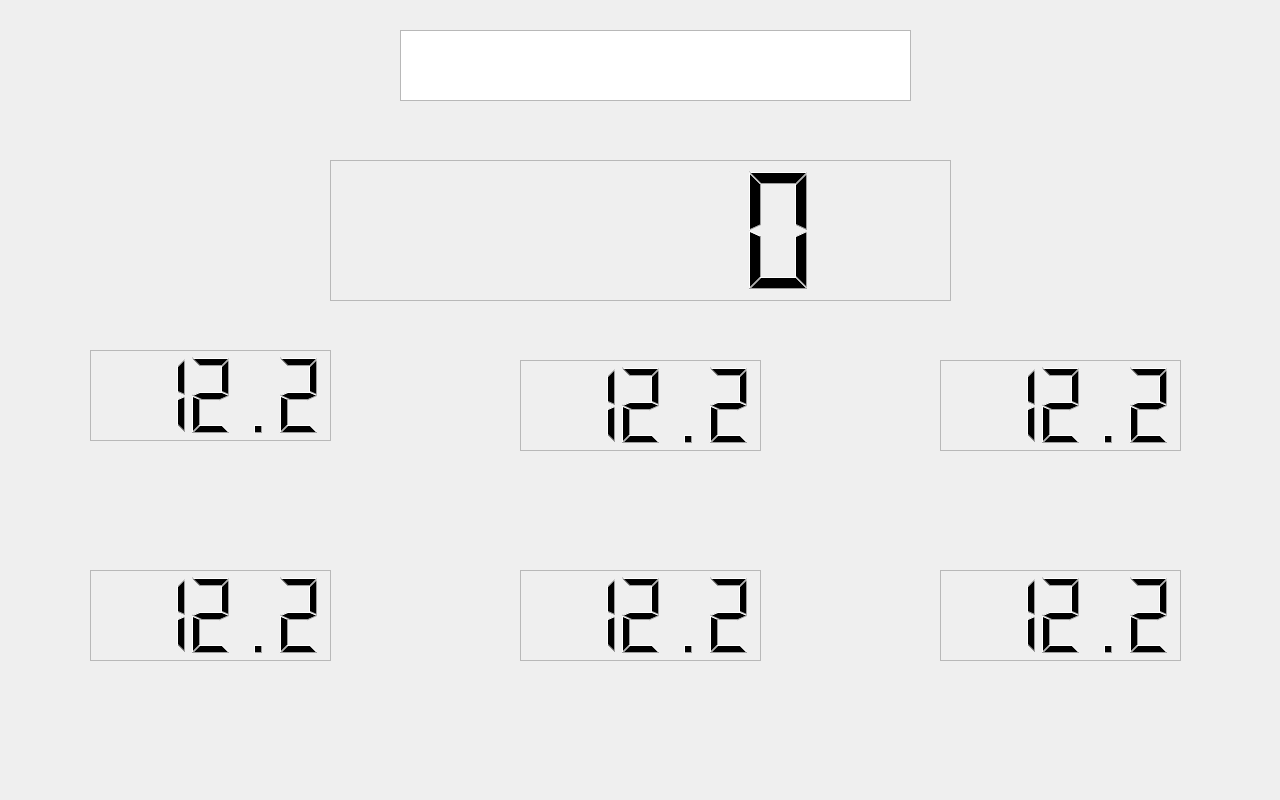
Above: ui/mainwindow.ui from zerlix/Spu-UI before the change. Below: the same form after it.
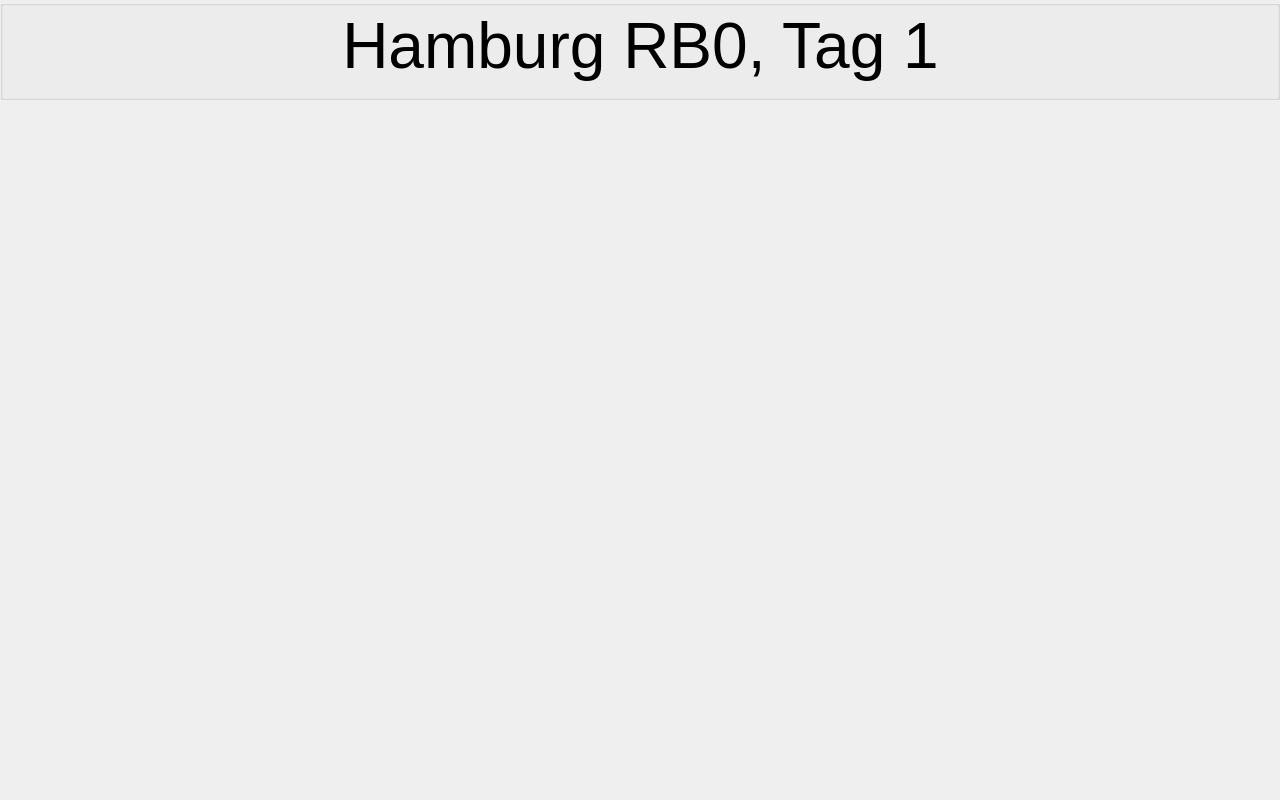
That is the form after the change. Icons and pictures are not drawn.

Commit message: Projektlabel hinzugefügt

Patch:
```diff
--- a/ui/mainwindow.ui
+++ b/ui/mainwindow.ui
@@ -10,6 +10,12 @@
     <height>800</height>
    </rect>
   </property>
+  <property name="sizePolicy">
+   <sizepolicy hsizetype="Maximum" vsizetype="Maximum">
+    <horstretch>0</horstretch>
+    <verstretch>0</verstretch>
+   </sizepolicy>
+  </property>
   <property name="minimumSize">
    <size>
     <width>1280</width>
@@ -32,160 +38,80 @@
      <verstretch>0</verstretch>
     </sizepolicy>
    </property>
-   <widget class="QLCDNumber" name="lcdNumber">
+   <widget class="QGroupBox" name="groupBoxProjektname">
     <property name="geometry">
      <rect>
-      <x>90</x>
-      <y>570</y>
-      <width>241</width>
-      <height>91</height>
+      <x>0</x>
+      <y>0</y>
+      <width>1280</width>
+      <height>100</height>
      </rect>
     </property>
-    <property name="frameShape">
-     <enum>QFrame::StyledPanel</enum>
+    <property name="contextMenuPolicy">
+     <enum>Qt::DefaultContextMenu</enum>
     </property>
-    <property name="frameShadow">
-     <enum>QFrame::Plain</enum>
-    </property>
-    <property name="smallDecimalPoint">
+    <property name="autoFillBackground">
      <bool>false</bool>
     </property>
-    <property name="value" stdset="0">
-     <double>12.199999999999999</double>
+    <property name="title">
+     <string/>
     </property>
-   </widget>
-   <widget class="QLCDNumber" name="lcdNumber_2">
-    <property name="geometry">
-     <rect>
-      <x>520</x>
-      <y>570</y>
-      <width>241</width>
-      <height>91</height>
-     </rect>
+    <property name="alignment">
+     <set>Qt::AlignCenter</set>
     </property>
-    <property name="frameShape">
-     <enum>QFrame::StyledPanel</enum>
+    <property name="flat">
+     <bool>true</bool>
     </property>
-    <property name="frameShadow">
-     <enum>QFrame::Plain</enum>
-    </property>
-    <property name="smallDecimalPoint">
-     <bool>false</bool>
-    </property>
-    <property name="value" stdset="0">
-     <double>12.199999999999999</double>
-    </property>
-   </widget>
-   <widget class="QLCDNumber" name="lcdNumber_3">
-    <property name="geometry">
-     <rect>
-      <x>940</x>
-      <y>570</y>
-      <width>241</width>
-      <height>91</height>
-     </rect>
-    </property>
-    <property name="frameShape">
-     <enum>QFrame::StyledPanel</enum>
-    </property>
-    <property name="frameShadow">
-     <enum>QFrame::Plain</enum>
-    </property>
-    <property name="smallDecimalPoint">
-     <bool>false</bool>
-    </property>
-    <property name="value" stdset="0">
-     <double>12.199999999999999</double>
-    </property>
-   </widget>
-   <widget class="QLCDNumber" name="lcdNumber_4">
-    <property name="geometry">
-     <rect>
-      <x>90</x>
-      <y>350</y>
-      <width>241</width>
-      <height>91</height>
-     </rect>
-    </property>
-    <property name="frameShape">
-     <enum>QFrame::StyledPanel</enum>
-    </property>
-    <property name="smallDecimalPoint">
-     <bool>false</bool>
-    </property>
-    <property name="value" stdset="0">
-     <double>12.199999999999999</double>
-    </property>
-   </widget>
-   <widget class="QLCDNumber" name="lcdNumber_5">
-    <property name="geometry">
-     <rect>
-      <x>520</x>
-      <y>360</y>
-      <width>241</width>
-      <height>91</height>
-     </rect>
-    </property>
-    <property name="frameShape">
-     <enum>QFrame::StyledPanel</enum>
-    </property>
-    <property name="frameShadow">
-     <enum>QFrame::Plain</enum>
-    </property>
-    <property name="smallDecimalPoint">
-     <bool>false</bool>
-    </property>
-    <property name="value" stdset="0">
-     <double>12.199999999999999</double>
-    </property>
-   </widget>
-   <widget class="QLCDNumber" name="lcdNumber_6">
-    <property name="geometry">
-     <rect>
-      <x>940</x>
-      <y>360</y>
-      <width>241</width>
-      <height>91</height>
-     </rect>
-    </property>
-    <property name="frameShape">
-     <enum>QFrame::StyledPanel</enum>
-    </property>
-    <property name="frameShadow">
-     <enum>QFrame::Plain</enum>
-    </property>
-    <property name="smallDecimalPoint">
-     <bool>false</bool>
-    </property>
-    <property name="value" stdset="0">
-     <double>12.199999999999999</double>
-    </property>
-   </widget>
-   <widget class="QLCDNumber" name="lcdNumber_7">
-    <property name="geometry">
-     <rect>
-      <x>330</x>
-      <y>160</y>
-      <width>621</width>
-      <height>141</height>
-     </rect>
-    </property>
-    <property name="frameShape">
-     <enum>QFrame::StyledPanel</enum>
-    </property>
-    <property name="frameShadow">
-     <enum>QFrame::Plain</enum>
-    </property>
-   </widget>
-   <widget class="QTextEdit" name="textEdit">
-    <property name="geometry">
-     <rect>
-      <x>400</x>
-      <y>30</y>
-      <width>511</width>
-      <height>71</height>
-     </rect>
-    </property>
+    <widget class="QLabel" name="label">
+     <property name="geometry">
+      <rect>
+       <x>0</x>
+       <y>0</y>
+       <width>1281</width>
+       <height>91</height>
+      </rect>
+     </property>
+     <property name="font">
+      <font>
+       <pointsize>48</pointsize>
+      </font>
+     </property>
+     <property name="text">
+      <string>Hamburg RB0, Tag 1</string>
+     </property>
+     <property name="alignment">
+      <set>Qt::AlignCenter</set>
+     </property>
+    </widget>
+    <widget class="QPushButton" name="pushButton">
+     <property name="geometry">
+      <rect>
+       <x>1210</x>
+       <y>30</y>
+       <width>48</width>
+       <height>48</height>
+      </rect>
+     </property>
+     <property name="autoFillBackground">
+      <bool>false</bool>
+     </property>
+     <property name="text">
+      <string/>
+     </property>
+     <property name="icon">
+      <iconset>
+       <normaloff>../resources/images/gear-2-multi-size.ico</normaloff>../resources/images/gear-2-multi-size.ico</iconset>
+     </property>
+     <property name="iconSize">
+      <size>
+       <width>42</width>
+       <height>42</height>
+      </size>
+     </property>
+     <property name="flat">
+      <bool>true</bool>
+     </property>
+    </widget>
    </widget>
   </widget>
  </widget>
```
The commit also changes 2 other files.
